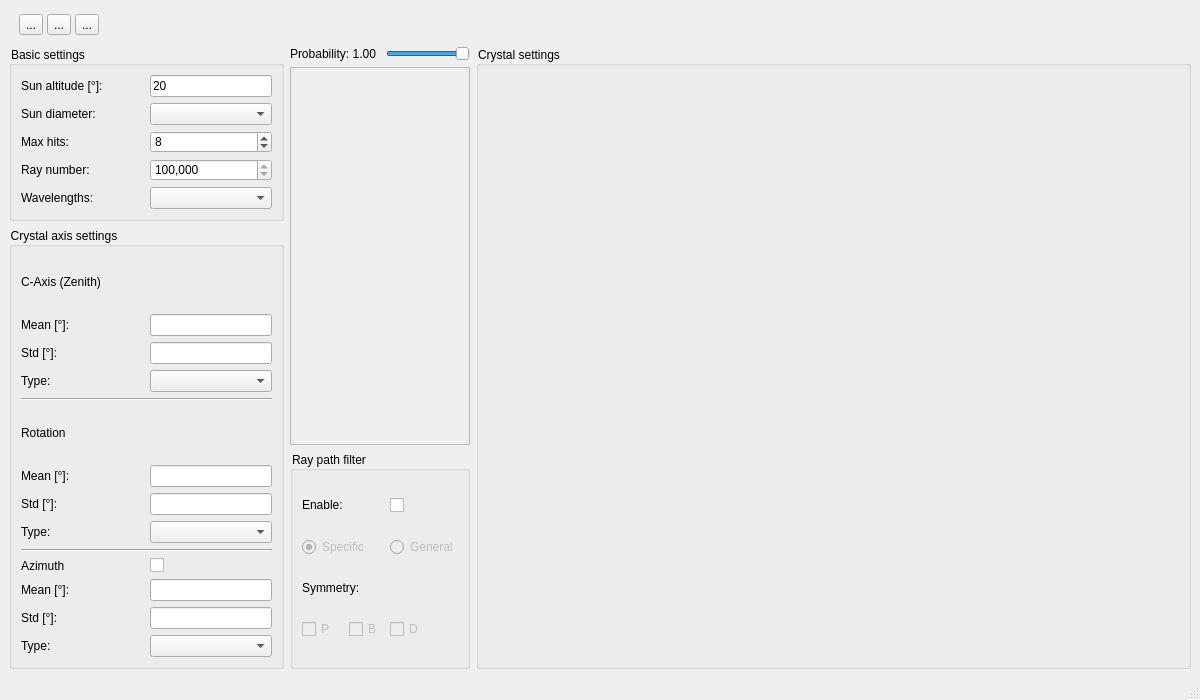
Above: cpp/FastHalo/mainwindow.ui from LoveDaisy/ice_halo_sim before the change. Below: the same form after it.
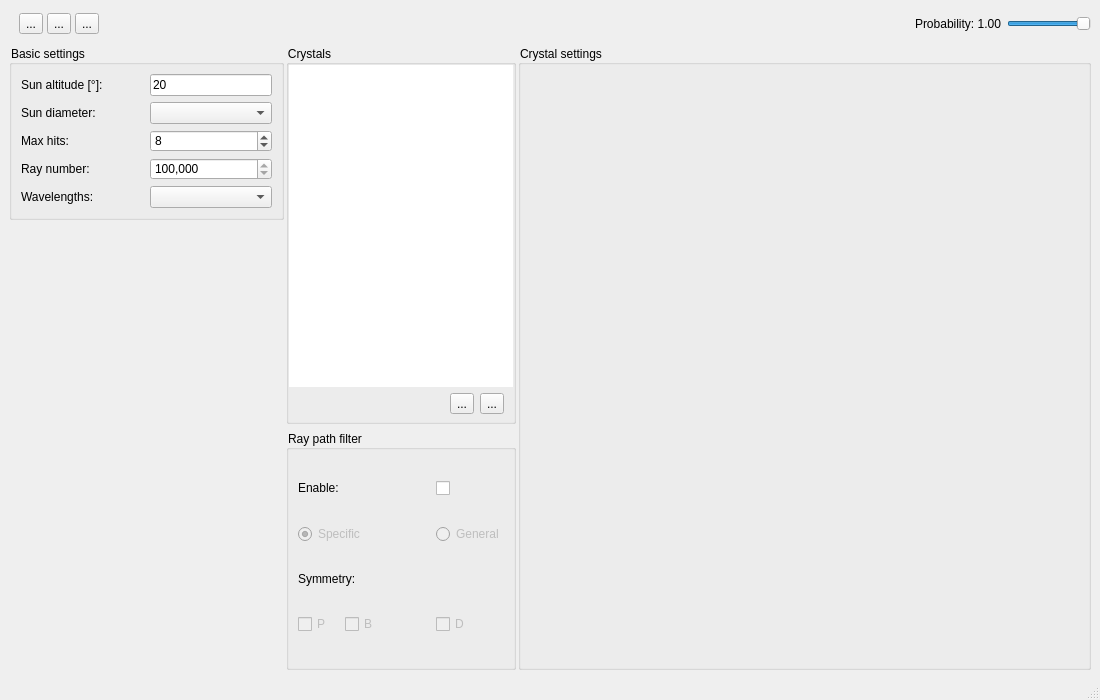
That is the form after the change.

Patch:
```diff
--- a/cpp/FastHalo/mainwindow.ui
+++ b/cpp/FastHalo/mainwindow.ui
@@ -6,7 +6,7 @@
    <rect>
     <x>0</x>
     <y>0</y>
-    <width>1200</width>
+    <width>1100</width>
     <height>700</height>
    </rect>
   </property>
@@ -28,161 +28,19 @@
 	margin: 9px, 4px, 9px, 4px;
 }</string>
    </property>
-   <layout class="QGridLayout" name="centralLayout">
-    <item row="4" column="1" colspan="2">
-     <widget class="QGroupBox" name="filterSettingGroup">
-      <property name="sizePolicy">
-       <sizepolicy hsizetype="Minimum" vsizetype="Preferred">
-        <horstretch>0</horstretch>
-        <verstretch>0</verstretch>
-       </sizepolicy>
-      </property>
-      <property name="minimumSize">
-       <size>
-        <width>160</width>
-        <height>200</height>
-       </size>
-      </property>
-      <property name="title">
-       <string>Ray path filter</string>
-      </property>
-      <layout class="QGridLayout" name="filterSettingLayout">
-       <item row="0" column="0">
-        <widget class="QLabel" name="filterEnableLabel">
-         <property name="sizePolicy">
-          <sizepolicy hsizetype="Preferred" vsizetype="Fixed">
-           <horstretch>0</horstretch>
-           <verstretch>0</verstretch>
-          </sizepolicy>
-         </property>
-         <property name="text">
-          <string>Enable:</string>
-         </property>
-        </widget>
-       </item>
-       <item row="0" column="2">
-        <widget class="QCheckBox" name="filterEnableCheckBox">
-         <property name="text">
-          <string/>
-         </property>
-        </widget>
-       </item>
-       <item row="1" column="0" colspan="2">
-        <widget class="QRadioButton" name="specificRadioButton">
-         <property name="enabled">
-          <bool>false</bool>
-         </property>
-         <property name="text">
-          <string>Specific</string>
-         </property>
-         <property name="checked">
-          <bool>true</bool>
-         </property>
-        </widget>
-       </item>
-       <item row="1" column="2">
-        <widget class="QRadioButton" name="generalRadioButton">
-         <property name="enabled">
-          <bool>false</bool>
-         </property>
-         <property name="text">
-          <string>General</string>
-         </property>
-        </widget>
-       </item>
-       <item row="2" column="0" colspan="2">
-        <widget class="QLabel" name="symmetryLabel">
-         <property name="sizePolicy">
-          <sizepolicy hsizetype="Preferred" vsizetype="Fixed">
-           <horstretch>0</horstretch>
-           <verstretch>0</verstretch>
-          </sizepolicy>
-         </property>
-         <property name="text">
-          <string>Symmetry:</string>
-         </property>
-        </widget>
-       </item>
-       <item row="3" column="0">
-        <widget class="QCheckBox" name="symPCheckBox">
-         <property name="enabled">
-          <bool>false</bool>
-         </property>
-         <property name="text">
-          <string>P</string>
-         </property>
-        </widget>
-       </item>
-       <item row="3" column="1">
-        <widget class="QCheckBox" name="symBCheckBox">
-         <property name="enabled">
-          <bool>false</bool>
-         </property>
-         <property name="text">
-          <string>B</string>
-         </property>
-        </widget>
-       </item>
-       <item row="3" column="2">
-        <widget class="QCheckBox" name="symDCheckBox">
-         <property name="enabled">
-          <bool>false</bool>
-         </property>
-         <property name="text">
-          <string>D</string>
-         </property>
-        </widget>
-       </item>
-      </layout>
-     </widget>
-    </item>
-    <item row="1" column="2">
-     <widget class="QSlider" name="scatterProbSlider">
-      <property name="sizePolicy">
-       <sizepolicy hsizetype="Minimum" vsizetype="Fixed">
-        <horstretch>0</horstretch>
-        <verstretch>0</verstretch>
-       </sizepolicy>
-      </property>
-      <property name="maximum">
-       <number>100</number>
-      </property>
-      <property name="value">
-       <number>100</number>
-      </property>
-      <property name="tracking">
-       <bool>true</bool>
-      </property>
-      <property name="orientation">
-       <enum>Qt::Horizontal</enum>
-      </property>
-      <property name="invertedAppearance">
-       <bool>false</bool>
-      </property>
-      <property name="invertedControls">
-       <bool>false</bool>
-      </property>
-     </widget>
-    </item>
-    <item row="1" column="1">
-     <widget class="QLabel" name="scatterProbLabel">
-      <property name="sizePolicy">
-       <sizepolicy hsizetype="Minimum" vsizetype="Preferred">
-        <horstretch>0</horstretch>
-        <verstretch>0</verstretch>
-       </sizepolicy>
-      </property>
-      <property name="minimumSize">
-       <size>
-        <width>90</width>
-        <height>0</height>
-       </size>
-      </property>
-      <property name="text">
-       <string>Probability: 1.00</string>
-      </property>
-     </widget>
-    </item>
+   <layout class="QGridLayout" name="gridLayout_2">
+    <property name="topMargin">
+     <number>8</number>
+    </property>
+    <property name="bottomMargin">
+     <number>8</number>
+    </property>
+    <property name="horizontalSpacing">
+     <number>2</number>
+    </property>
+    <property name="verticalSpacing">
+     <number>6</number>
+    </property>
     <item row="0" column="0" alignment="Qt::AlignLeft">
      <widget class="QFrame" name="toolbarFrame">
       <property name="sizePolicy">
@@ -343,37 +201,18 @@
       </layout>
      </widget>
     </item>
-    <item row="1" column="3" rowspan="4">
-     <widget class="QGroupBox" name="crystalSettingGroup">
-      <property name="sizePolicy">
-       <sizepolicy hsizetype="Expanding" vsizetype="MinimumExpanding">
-        <horstretch>0</horstretch>
-        <verstretch>0</verstretch>
-       </sizepolicy>
-      </property>
-      <property name="minimumSize">
-       <size>
-        <width>500</width>
-        <height>0</height>
-       </size>
-      </property>
-      <property name="title">
-       <string>Crystal settings</string>
-      </property>
-     </widget>
-    </item>
     <item row="0" column="1" colspan="3" alignment="Qt::AlignLeft">
      <widget class="QFrame" name="scatterTabFrame">
       <property name="sizePolicy">
-       <sizepolicy hsizetype="MinimumExpanding" vsizetype="Fixed">
+       <sizepolicy hsizetype="Expanding" vsizetype="Fixed">
         <horstretch>0</horstretch>
         <verstretch>0</verstretch>
        </sizepolicy>
       </property>
       <property name="minimumSize">
        <size>
-        <width>20</width>
-        <height>20</height>
+        <width>30</width>
+        <height>30</height>
        </size>
       </property>
       <property name="frameShape">
@@ -384,7 +223,7 @@
       </property>
       <layout class="QHBoxLayout" name="scatterTabLayout">
        <property name="spacing">
-        <number>2</number>
+        <number>1</number>
        </property>
        <property name="leftMargin">
         <number>4</number>
@@ -401,7 +240,54 @@
       </layout>
      </widget>
     </item>
-    <item row="1" column="0" rowspan="2">
+    <item row="0" column="4">
+     <widget class="QLabel" name="scatterProbLabel">
+      <property name="sizePolicy">
+       <sizepolicy hsizetype="Fixed" vsizetype="Preferred">
+        <horstretch>0</horstretch>
+        <verstretch>0</verstretch>
+       </sizepolicy>
+      </property>
+      <property name="minimumSize">
+       <size>
+        <width>90</width>
+        <height>0</height>
+       </size>
+      </property>
+      <property name="text">
+       <string>Probability: 1.00</string>
+      </property>
+     </widget>
+    </item>
+    <item row="0" column="5">
+     <widget class="QSlider" name="scatterProbSlider">
+      <property name="sizePolicy">
+       <sizepolicy hsizetype="Fixed" vsizetype="Fixed">
+        <horstretch>0</horstretch>
+        <verstretch>0</verstretch>
+       </sizepolicy>
+      </property>
+      <property name="maximum">
+       <number>100</number>
+      </property>
+      <property name="value">
+       <number>100</number>
+      </property>
+      <property name="tracking">
+       <bool>true</bool>
+      </property>
+      <property name="orientation">
+       <enum>Qt::Horizontal</enum>
+      </property>
+      <property name="invertedAppearance">
+       <bool>false</bool>
+      </property>
+      <property name="invertedControls">
+       <bool>false</bool>
+      </property>
+     </widget>
+    </item>
+    <item row="1" column="0" alignment="Qt::AlignTop">
      <widget class="QGroupBox" name="basicSettingGroup">
       <property name="sizePolicy">
        <sizepolicy hsizetype="Preferred" vsizetype="Preferred">
@@ -557,210 +443,262 @@
       </layout>
      </widget>
     </item>
-    <item row="3" column="0" rowspan="2">
-     <widget class="QGroupBox" name="crystalAxisSettingGroup">
+    <item row="1" column="1">
+     <widget class="QGroupBox" name="crystalsGroup">
       <property name="sizePolicy">
-       <sizepolicy hsizetype="Preferred" vsizetype="Expanding">
+       <sizepolicy hsizetype="Preferred" vsizetype="Preferred">
         <horstretch>0</horstretch>
-        <verstretch>1</verstretch>
+        <verstretch>0</verstretch>
        </sizepolicy>
       </property>
+      <property name="minimumSize">
+       <size>
+        <width>0</width>
+        <height>0</height>
+       </size>
+      </property>
+      <property name="maximumSize">
+       <size>
+        <width>230</width>
+        <height>16777215</height>
+       </size>
+      </property>
       <property name="title">
-       <string>Crystal axis settings</string>
+       <string>Crystals</string>
       </property>
-      <layout class="QGridLayout" name="crystalAxisSettingLayout">
-       <item row="0" column="0">
-        <widget class="QLabel" name="crystalZenithLabel">
-         <property name="text">
-          <string>C-Axis (Zenith)</string>
-         </property>
-        </widget>
-       </item>
-       <item row="1" column="0">
-        <widget class="QLabel" name="crystalZenithMeanLabel">
-         <property name="text">
-          <string>Mean [°]:</string>
-         </property>
-        </widget>
-       </item>
-       <item row="1" column="1">
-        <widget class="QLineEdit" name="crystalZenithMeanEdit">
+      <layout class="QVBoxLayout" name="verticalLayout">
+       <property name="spacing">
+        <number>2</number>
+       </property>
+       <property name="leftMargin">
+        <number>0</number>
+       </property>
+       <property name="topMargin">
+        <number>0</number>
+       </property>
+       <property name="rightMargin">
+        <number>0</number>
+       </property>
+       <property name="bottomMargin">
+        <number>2</number>
+       </property>
+       <item>
+        <widget class="QTableView" name="crystalsTable">
          <property name="sizePolicy">
-          <sizepolicy hsizetype="Preferred" vsizetype="Fixed">
+          <sizepolicy hsizetype="Expanding" vsizetype="Expanding">
            <horstretch>0</horstretch>
            <verstretch>0</verstretch>
           </sizepolicy>
          </property>
-        </widget>
-       </item>
-       <item row="2" column="0">
-        <widget class="QLabel" name="crystalZenithStdLabel">
-         <property name="text">
-          <string>Std [°]:</string>
+         <property name="frameShape">
+          <enum>QFrame::NoFrame</enum>
          </property>
+         <property name="frameShadow">
+          <enum>QFrame::Plain</enum>
+         </property>
         </widget>
        </item>
-       <item row="2" column="1">
-        <widget class="QLineEdit" name="crystalZenithStdEdit">
-         <property name="sizePolicy">
-          <sizepolicy hsizetype="Preferred" vsizetype="Fixed">
-           <horstretch>0</horstretch>
-           <verstretch>0</verstretch>
-          </sizepolicy>
+       <item alignment="Qt::AlignRight">
+        <widget class="QFrame" name="crystalsButtonFrame">
+         <property name="minimumSize">
+          <size>
+           <width>30</width>
+           <height>30</height>
+          </size>
          </property>
+         <property name="frameShape">
+          <enum>QFrame::NoFrame</enum>
+         </property>
+         <property name="frameShadow">
+          <enum>QFrame::Plain</enum>
+         </property>
+         <layout class="QHBoxLayout" name="horizontalLayout_2">
+          <property name="leftMargin">
+           <number>12</number>
+          </property>
+          <property name="topMargin">
+           <number>0</number>
+          </property>
+          <property name="bottomMargin">
+           <number>0</number>
+          </property>
+          <item>
+           <widget class="QToolButton" name="crystalsRemoveButton">
+            <property name="text">
+             <string>...</string>
+            </property>
+           </widget>
+          </item>
+          <item>
+           <widget class="QToolButton" name="crystalsAddButton">
+            <property name="text">
+             <string>...</string>
+            </property>
+           </widget>
+          </item>
+         </layout>
         </widget>
        </item>
+      </layout>
+     </widget>
+    </item>
+    <item row="1" column="2" rowspan="3" colspan="4">
+     <widget class="QGroupBox" name="crystalSettingGroup">
+      <property name="sizePolicy">
+       <sizepolicy hsizetype="Expanding" vsizetype="MinimumExpanding">
+        <horstretch>1</horstretch>
+        <verstretch>0</verstretch>
+       </sizepolicy>
+      </property>
+      <property name="minimumSize">
+       <size>
+        <width>500</width>
+        <height>0</height>
+       </size>
+      </property>
+      <property name="title">
+       <string>Crystal settings</string>
+      </property>
+     </widget>
+    </item>
+    <item row="2" column="1" rowspan="2">
+     <widget class="QGroupBox" name="filterSettingGroup">
+      <property name="sizePolicy">
+       <sizepolicy hsizetype="Fixed" vsizetype="Preferred">
+        <horstretch>0</horstretch>
+        <verstretch>0</verstretch>
+       </sizepolicy>
+      </property>
+      <property name="minimumSize">
+       <size>
+        <width>230</width>
+        <height>240</height>
+       </size>
+      </property>
+      <property name="title">
+       <string>Ray path filter</string>
+      </property>
+      <layout class="QGridLayout" name="filterSettingLayout">
        <item row="3" column="0">
-        <widget class="QLabel" name="crystalZenithTypeLabel">
-         <property name="text">
-          <string>Type:</string>
+        <widget class="QCheckBox" name="symPCheckBox">
+         <property name="enabled">
+          <bool>false</bool>
          </property>
-        </widget>
-       </item>
-       <item row="3" column="1">
-        <widget class="QComboBox" name="crystalZenithTypeComboBox"/>
-       </item>
-       <item row="4" column="0" colspan="2">
-        <widget class="Line" name="crystalAxisLine1">
-         <property name="orientation">
-          <enum>Qt::Horizontal</enum>
-         </property>
-        </widget>
-       </item>
-       <item row="5" column="0">
-        <widget class="QLabel" name="crystalRotationLabel">
          <property name="text">
-          <string>Rotation</string>
+          <string>P</string>
          </property>
         </widget>
        </item>
-       <item row="6" column="0">
-        <widget class="QLabel" name="crystalRotationMeanLabel">
-         <property name="text">
-          <string>Mean [°]:</string>
+       <item row="3" column="3">
+        <widget class="QCheckBox" name="symDCheckBox">
+         <property name="enabled">
+          <bool>false</bool>
          </property>
-        </widget>
-       </item>
-       <item row="6" column="1">
-        <widget class="QLineEdit" name="crystalRotationMeanEdit">
-         <property name="sizePolicy">
-          <sizepolicy hsizetype="Preferred" vsizetype="Fixed">
-           <horstretch>0</horstretch>
-           <verstretch>0</verstretch>
-          </sizepolicy>
-         </property>
-        </widget>
-       </item>
-       <item row="7" column="0">
-        <widget class="QLabel" name="crystalRotationStdLabel">
          <property name="text">
-          <string>Std [°]:</string>
+          <string>D</string>
          </property>
         </widget>
        </item>
-       <item row="7" column="1">
-        <widget class="QLineEdit" name="crystalRotationStdEdit">
-         <property name="sizePolicy">
-          <sizepolicy hsizetype="Preferred" vsizetype="Fixed">
-           <horstretch>0</horstretch>
-           <verstretch>0</verstretch>
-          </sizepolicy>
+       <item row="1" column="3">
+        <widget class="QRadioButton" name="generalRadioButton">
+         <property name="enabled">
+          <bool>false</bool>
          </property>
-        </widget>
-       </item>
-       <item row="8" column="0">
-        <widget class="QLabel" name="crystalRotationTypeLabel">
          <property name="text">
-          <string>Type:</string>
+          <string>General</string>
          </property>
         </widget>
        </item>
-       <item row="8" column="1">
-        <widget class="QComboBox" name="crystalRotationTypeComboBox"/>
-       </item>
-       <item row="9" column="0" colspan="2">
-        <widget class="Line" name="crystalAxisLine2">
-         <property name="orientation">
-          <enum>Qt::Horizontal</enum>
-         </property>
-        </widget>
-       </item>
-       <item row="10" column="0">
-        <widget class="QLabel" name="crystalAzimuthLabel">
-         <property name="text">
-          <string>Azimuth</string>
-         </property>
-        </widget>
-       </item>
-       <item row="10" column="1">
-        <widget class="QCheckBox" name="crystalAzimuthCheckbox">
-         <property name="sizePolicy">
-          <sizepolicy hsizetype="Minimum" vsizetype="Fixed">
-           <horstretch>0</horstretch>
-           <verstretch>0</verstretch>
-          </sizepolicy>
-         </property>
+       <item row="0" column="3">
+        <widget class="QCheckBox" name="filterEnableCheckBox">
          <property name="text">
           <string/>
          </property>
         </widget>
        </item>
-       <item row="11" column="0">
-        <widget class="QLabel" name="crystalAzimuthMeanLabel">
+       <item row="1" column="0" colspan="3">
+        <widget class="QRadioButton" name="specificRadioButton">
+         <property name="enabled">
+          <bool>false</bool>
+         </property>
          <property name="text">
-          <string>Mean [°]:</string>
+          <string>Specific</string>
          </property>
+         <property name="checked">
+          <bool>true</bool>
+         </property>
         </widget>
        </item>
-       <item row="11" column="1">
-        <widget class="QLineEdit" name="crystalAzimuthMeanEdit">
+       <item row="0" column="0">
+        <widget class="QLabel" name="filterEnableLabel">
          <property name="sizePolicy">
           <sizepolicy hsizetype="Preferred" vsizetype="Fixed">
            <horstretch>0</horstretch>
            <verstretch>0</verstretch>
           </sizepolicy>
          </property>
+         <property name="text">
+          <string>Enable:</string>
+         </property>
         </widget>
        </item>
-       <item row="12" column="0">
-        <widget class="QLabel" name="crystalAzimuthStdLabel">
+       <item row="3" column="1">
+        <widget class="QCheckBox" name="symBCheckBox">
+         <property name="enabled">
+          <bool>false</bool>
+         </property>
          <property name="text">
-          <string>Std [°]:</string>
+          <string>B</string>
          </property>
         </widget>
        </item>
-       <item row="12" column="1">
-        <widget class="QLineEdit" name="crystalAzimuthStdEdit">
+       <item row="2" column="0" colspan="4">
+        <widget class="QLabel" name="symmetryLabel">
          <property name="sizePolicy">
           <sizepolicy hsizetype="Preferred" vsizetype="Fixed">
            <horstretch>0</horstretch>
            <verstretch>0</verstretch>
           </sizepolicy>
          </property>
-        </widget>
-       </item>
-       <item row="13" column="0">
-        <widget class="QLabel" name="crystalAzimuthTypeLabel">
          <property name="text">
-          <string>Type:</string>
+          <string>Symmetry:</string>
          </property>
         </widget>
        </item>
-       <item row="13" column="1">
-        <widget class="QComboBox" name="crystalAzimuthTypeComboBox"/>
-       </item>
       </layout>
      </widget>
     </item>
-    <item row="2" column="1" rowspan="2" colspan="2">
-     <widget class="QFrame" name="crystalTableFrame">
+    <item row="3" column="3">
+     <widget class="QFrame" name="crystalTableToolFrame">
+      <property name="sizePolicy">
+       <sizepolicy hsizetype="Preferred" vsizetype="Fixed">
+        <horstretch>0</horstretch>
+        <verstretch>0</verstretch>
+       </sizepolicy>
+      </property>
       <property name="frameShape">
-       <enum>QFrame::StyledPanel</enum>
+       <enum>QFrame::NoFrame</enum>
       </property>
       <property name="frameShadow">
        <enum>QFrame::Plain</enum>
       </property>
-      <layout class="QVBoxLayout" name="verticalLayout_2"/>
+      <layout class="QHBoxLayout" name="horizontalLayout">
+       <property name="spacing">
+        <number>6</number>
+       </property>
+       <property name="leftMargin">
+        <number>0</number>
+       </property>
+       <property name="topMargin">
+        <number>0</number>
+       </property>
+       <property name="rightMargin">
+        <number>0</number>
+       </property>
+       <property name="bottomMargin">
+        <number>9</number>
+       </property>
+      </layout>
      </widget>
     </item>
    </layout>
```
Left out of the diff: 2 changed lines with no effect on the pictures.
